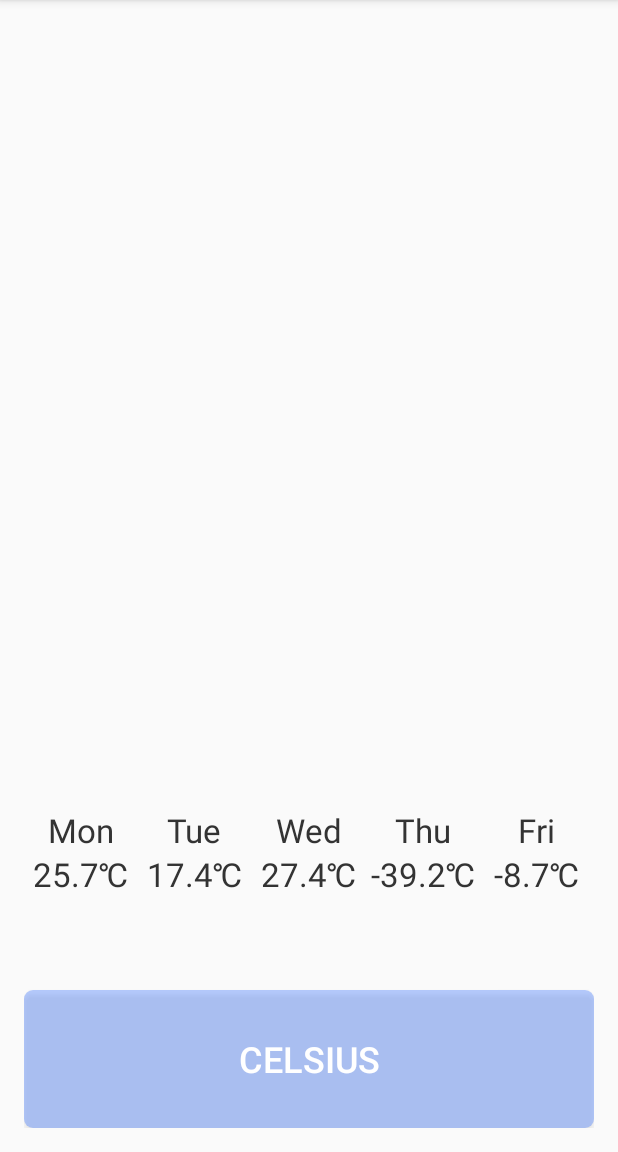
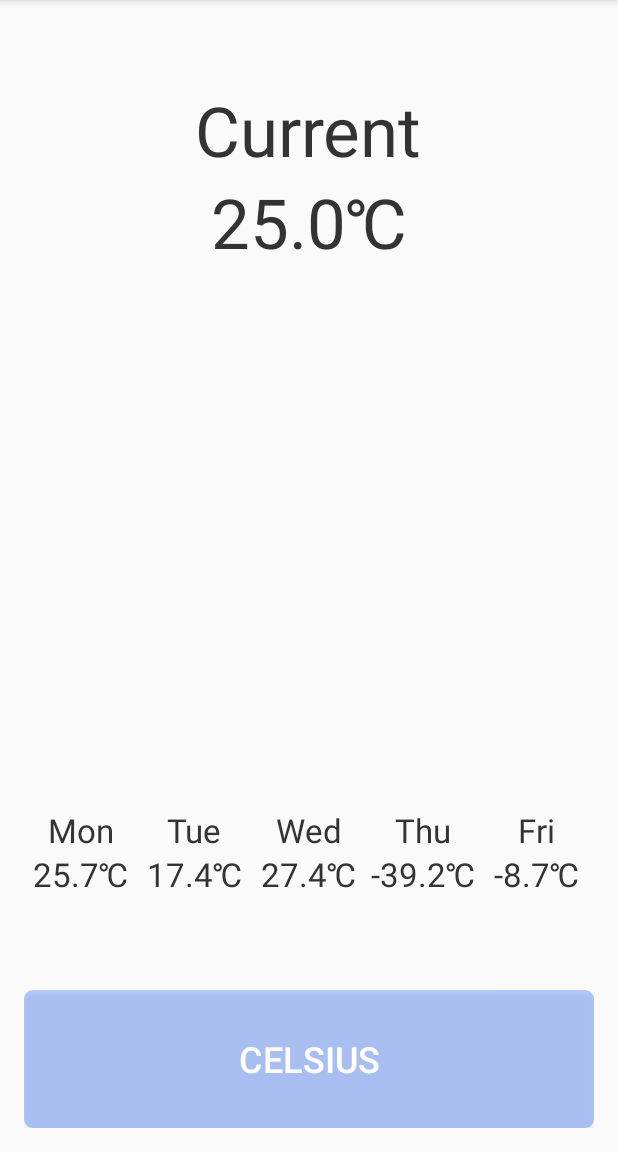
Before and after one commit to zhouyizirui/Thermometer, an Android app: the screen it shows after launch (MainActivity), on a phone screen of 412 x 824 dp, the part 84-1236 px from its top. Run offline under Robolectric (Android 15) with nearby library versions, the phone set to English and light mode, and no system bars; 1 statement that could not run was skipped.

Commit message:
Modify the layout and check the temperature sensor

```diff
--- a/app/src/main/java/joey/com/thermometer/AmbientTemperature.java
+++ b/app/src/main/java/joey/com/thermometer/AmbientTemperature.java
@@ -1,6 +1,7 @@
 package joey.com.thermometer;
 
 import android.content.Context;
+import android.content.pm.PackageManager;
 import android.hardware.Sensor;
 import android.hardware.SensorEvent;
 import android.hardware.SensorEventListener;
@@ -31,25 +32,20 @@ public class AmbientTemperature {
      */
     public AmbientTemperature(Context context) {
         mContext = context;
-        init();
     }
 
     /**
      * Init the sensor and listeners
      */
-    private void init() {
+    public void init() {
         mSensorManager = (SensorManager) mContext.getSystemService(Context.SENSOR_SERVICE);
-        List<Sensor> deviceSensors = mSensorManager.getSensorList(Sensor.TYPE_ALL);
-        for (Sensor sensor : deviceSensors) {
-            Log.i("sensor", "------------------");
-            Log.i("sensor", sensor.getName());
-            Log.i("sensor", sensor.getVendor());
-            Log.i("sensor", Integer.toString(sensor.getType()));
-            Log.i("sensor", "------------------");
+        PackageManager packageManager = mContext.getPackageManager();
+        // Check if the temperature sensor exists
+        if (packageManager.hasSystemFeature(PackageManager.FEATURE_SENSOR_AMBIENT_TEMPERATURE)) {
+            mTempSensor = mSensorManager.getDefaultSensor(Sensor.TYPE_AMBIENT_TEMPERATURE);
+            mTempListener = new TemperatureListener();
+            mSensorManager.registerListener(mTempListener, mTempSensor, SensorManager.SENSOR_DELAY_NORMAL);
         }
-        mTempSensor = mSensorManager.getDefaultSensor(Sensor.TYPE_AMBIENT_TEMPERATURE);
-        mTempListener = new TemperatureListener();
-        mSensorManager.registerListener(mTempListener, mTempSensor, SensorManager.SENSOR_DELAY_NORMAL);
     }
 
     /**
@@ -64,7 +60,9 @@ public class AmbientTemperature {
      * Release the listener in case of memory leak
      */
     public void release() {
-        mSensorManager.unregisterListener(mTempListener);
+        if (mSensorManager != null && mTempListener != null) {
+            mSensorManager.unregisterListener(mTempListener);
+        }
     }
 
     /**
--- a/app/src/main/java/joey/com/thermometer/MainActivity.java
+++ b/app/src/main/java/joey/com/thermometer/MainActivity.java
@@ -19,7 +19,7 @@ public class MainActivity extends AppCompatActivity {
     /** Button */
     private Button mConvert;
     /** Current temperature */
-    private float mCurrentTemperature;
+    private float mCurrentTemperature = 25.0f;
 
     @Override
     protected void onCreate(Bundle savedInstanceState) {
@@ -27,6 +27,12 @@ public class MainActivity extends AppCompatActivity {
         setContentView(R.layout.activity_main);
 
         initViews();
+    }
+
+    @Override
+    protected void onResume() {
+        super.onResume();
+        mAmbientTemperatureManager.init();
     }
 
     @Override
@@ -50,10 +56,11 @@ public class MainActivity extends AppCompatActivity {
             @Override
             public void onClick(View v) {
                 mWeekLayout.convertTemperatures();
+                setAmbientTemperature();
                 if (mWeekLayout.getIsCelsius()) {
-                    mConvert.setText("Celsius");
+                    mConvert.setText(R.string.celsius);
                 } else {
-                    mConvert.setText("Fahrenheit");
+                    mConvert.setText(R.string.fahrenheit);
                 }
             }
         });
@@ -61,15 +68,22 @@ public class MainActivity extends AppCompatActivity {
             @Override
             public void onTemperatureChanged(float temperature) {
                 mCurrentTemperature = temperature;
-                if (mWeekLayout.getIsCelsius()) {
-                    mAmbientTemperatureValue.setText(mCurrentTemperature + Constants.CELSIUSSUFFIX);
-                } else {
-                    mAmbientTemperatureValue.setText(RandomGenerator.roundFloat(TemperatureConverter.convertSingle(mCurrentTemperature, true))
-                            + Constants.FAHRENHEITSUFFIX);
-                }
-
+                setAmbientTemperature();
             }
         });
+        setAmbientTemperature();
+    }
+
+    /**
+     * Set the ambient temperature value
+     */
+    private void setAmbientTemperature() {
+        if (mWeekLayout.getIsCelsius()) {
+            mAmbientTemperatureValue.setText(mCurrentTemperature + Constants.CELSIUSSUFFIX);
+        } else {
+            mAmbientTemperatureValue.setText(RandomGenerator.roundFloat(TemperatureConverter.convertSingle(mCurrentTemperature, true))
+                    + Constants.FAHRENHEITSUFFIX);
+        }
     }
 
     static {
--- a/app/src/main/java/joey/com/thermometer/TemperatureConverter.java
+++ b/app/src/main/java/joey/com/thermometer/TemperatureConverter.java
@@ -2,7 +2,7 @@ package joey.com.thermometer;
 
 /**
  * TemperatureConverter with two native functions
- * convert(): convert an array of float numbers
+ * convert(): convert an array of float numbers (five limited)
  * convertSingle(): convert a single float number
  */
 public class TemperatureConverter {
--- a/app/src/main/res/layout/activity_main.xml
+++ b/app/src/main/res/layout/activity_main.xml
@@ -15,12 +15,22 @@
         android:layout_height="0dp"
         android:layout_weight="5">
         <TextView
-            android:id="@+id/ambient_temperature"
+            android:id="@+id/ambient_label"
             android:layout_width="wrap_content"
             android:layout_height="wrap_content"
-            android:textSize="54dp"
+            android:layout_marginTop="40dp"
+            android:textSize="46dp"
             android:textColor="#333333"
-            android:layout_centerInParent="true"
+            android:text="@string/current"
+            android:layout_centerHorizontal="true"/>
+        <TextView
+            android:id="@+id/ambient_temperature"
+            android:layout_below="@id/ambient_label"
+            android:layout_width="wrap_content"
+            android:layout_height="wrap_content"
+            android:textSize="46dp"
+            android:textColor="#333333"
+            android:layout_centerHorizontal="true"
             />
     </RelativeLayout>
 
--- a/app/src/main/res/values/strings.xml
+++ b/app/src/main/res/values/strings.xml
@@ -1,3 +1,6 @@
 <resources>
     <string name="app_name">Thermometer</string>
+    <string name="celsius">Celsius</string>
+    <string name="fahrenheit">Fahrenheit</string>
+    <string name="current">Current</string>
 </resources>
```
